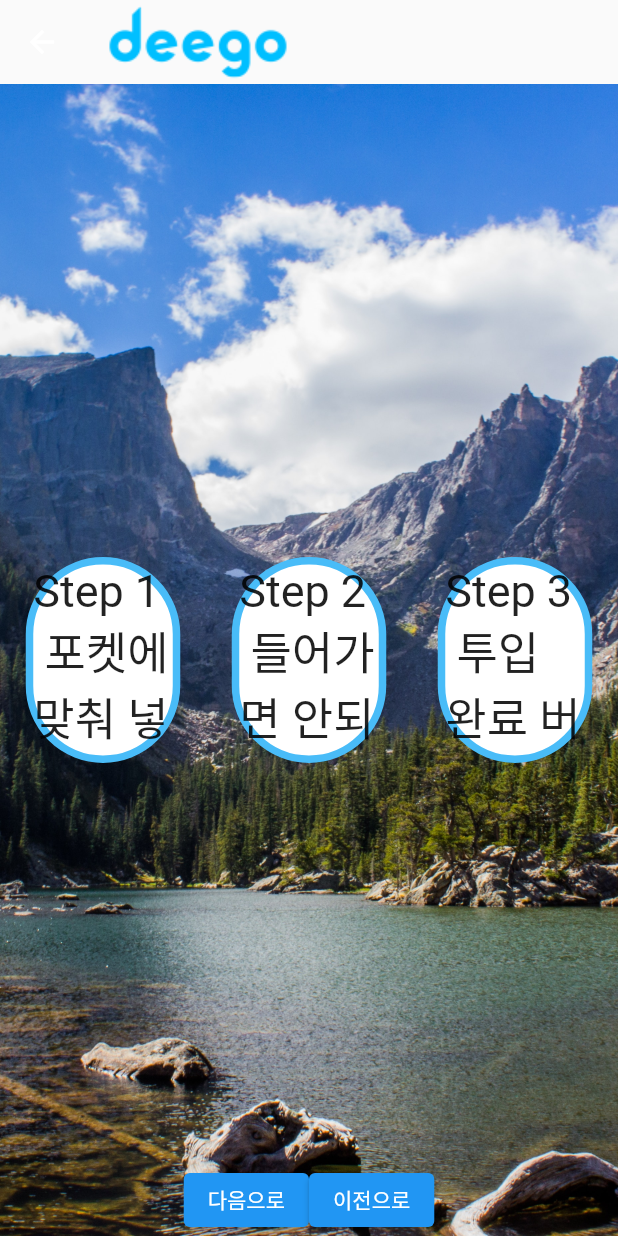
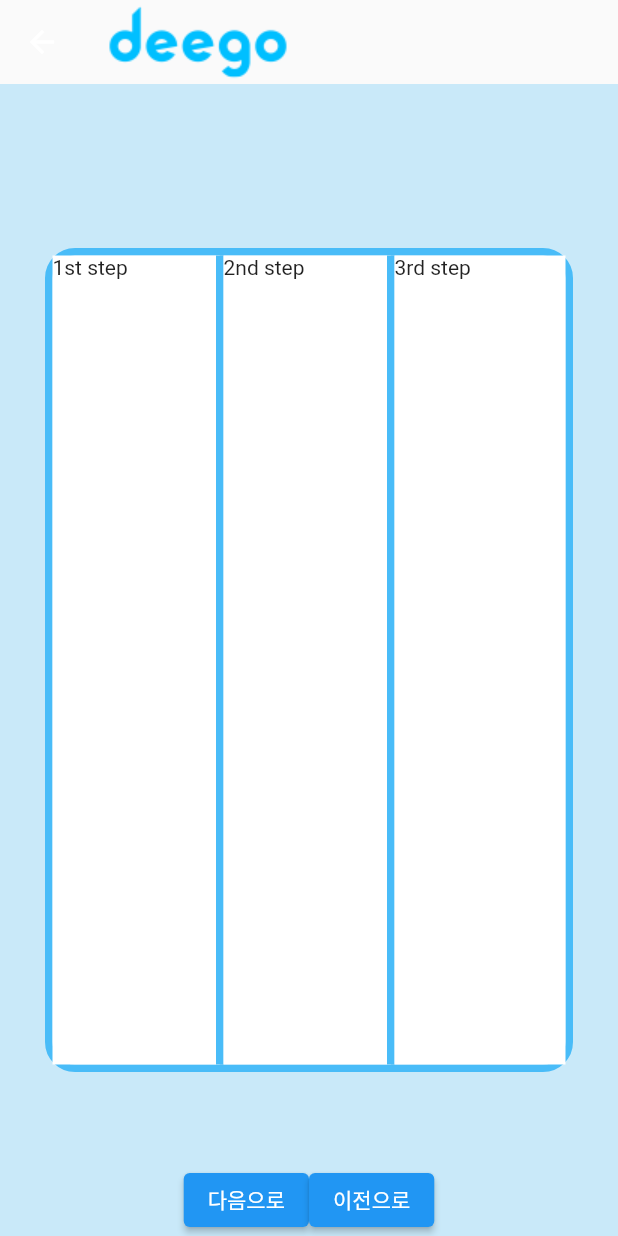
Before and after one commit to Zeereoreo/deego_v2, a Flutter app: the Second screen opened directly, on a phone screen of 412 x 824 dp. Run offline on Flutter 3.47's test engine with Material 2 defaults, Android fonts, the phone set to English and light mode, and no system bars; our stand-ins replace carousel_slider, flutter_spinkit.

Commit message:
feat : point layout 수정

```diff
--- a/lib/second.dart
+++ b/lib/second.dart
@@ -22,82 +22,70 @@ class _SecondState extends State<Second> {
     return Scaffold(
       appBar: MyAppBar(),
       body: Stack(
+        alignment: Alignment.center,
         children: [
           Container(
             decoration: BoxDecoration(
-                image:  DecorationImage(
-                    fit: BoxFit.cover,
-                    image: AssetImage('assets/images/new.jpg'),
-                )
+                color: Color(0xFF49BCF8).withAlpha(70)
             ),
           ),
-          SizedBox(
-            height: MediaQuery.of(context).size.height,
-            child: Column(
-              crossAxisAlignment: CrossAxisAlignment.center,
-              children: [
-                Expanded(
-                  child: Row(
-                    mainAxisAlignment: MainAxisAlignment.spaceAround,
-                    children: [
           Container(
+            margin: EdgeInsets.all(30),
+            alignment: Alignment.center,
+            height: MediaQuery.of(context).size.height/1.5,
             decoration: BoxDecoration(
               border: Border.all(
+                width: 5,
+                color: Color(0xFF49BCF8),
+              ),
+              borderRadius: BorderRadius.circular(20)
+            ),
+            child: Row(
+              children: [
+                Flexible(
+                  flex: 1,
+                  child: Container(
+                    width: MediaQuery.of(context).size.width,
+                    height: MediaQuery.of(context).size.height,
+                    // color: Colors.white,
+                    decoration: BoxDecoration(
+                      border: Border(
+                        right: BorderSide(
                           color: Color(0xFF49BCF8),
                           width: 5,
                         ),
-                            borderRadius: BorderRadius.circular(120),
-                          color: Colors.white,
                       ),
-                        width: MediaQuery.of(context).size.width/4,
-                        height: MediaQuery.of(context).size.width/3,
-                        alignment: Alignment.center,
-                        child: Text('Step 1 \n 포켓에 맞춰 넣어주세요',
-                          style: TextStyle(
-                            fontSize: 30,
+                      color: Colors.white
+                    ),
+                    child: Text('1st step'),
                   ),
                 ),
-                      ),
-
-                      Container(
+                Flexible(
+                  flex: 1,
+                  child: Container(
+                    width: MediaQuery.of(context).size.width,
+                    height: MediaQuery.of(context).size.height,
                     decoration: BoxDecoration(
-                          border: Border.all(
+                        border: Border(
+                          right: BorderSide(
                             color: Color(0xFF49BCF8),
                             width: 5,
                           ),
-                          borderRadius: BorderRadius.circular(120),
-                          color: Colors.white,
                         ),
-                        width: MediaQuery.of(context).size.width/4,
-                        height: MediaQuery.of(context).size.width/3,
-                        alignment: Alignment.center,
-                        child: Text('Step 2 \n 들어가면 안되는 것들',
-                          style: TextStyle(
-                              fontSize: 30,
+                        color: Colors.white
+                    ),
+                    child: Text('2nd step'),
                   ),
                 ),
-                      ),
-                      Container(
-                        decoration: BoxDecoration(
-                          border: Border.all(
-                            color: Color(0xFF49BCF8),
-                            width: 5,
-                          ),
-                          borderRadius: BorderRadius.circular(120),
+                Flexible(
+                  flex: 1,
+                  child: Container(
+                    width: MediaQuery.of(context).size.width,
+                    height: MediaQuery.of(context).size.height,
                     color: Colors.white,
-                        ),
-                        width: MediaQuery.of(context).size.width/4,
-                        height: MediaQuery.of(context).size.width/3,
-                        alignment: Alignment.center,
-                        child: Text('Step 3 \n 투입 완료 버튼을 눌러주세요',
-                          style: TextStyle(
-                              fontSize: 30,
+                    child: Text('3rd step'),
                   ),
                 ),
-                      )
-                    ],
-                  ),
-                )
               ],
             ),
           ),
```
Also changed, not shown: lib/fifth.dart (+33 -33 lines), lib/fourth.dart (+7 -5 lines). Lines whose indentation alone changed are shown as unchanged.
